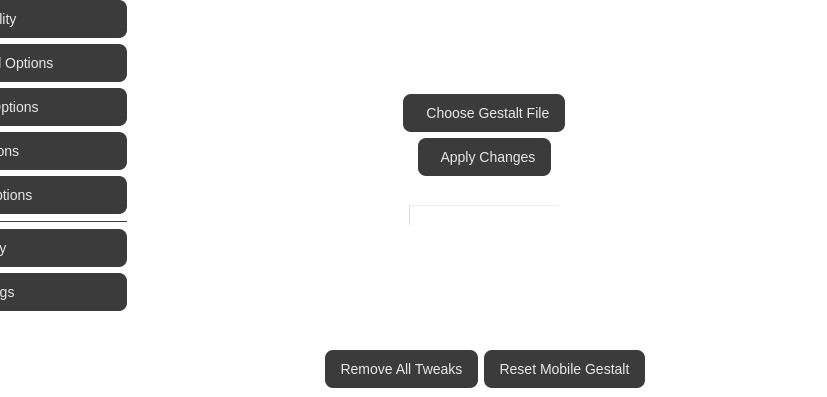
Above: qt/mainwindow.ui from leminlimez/Nugget before the change; both pictures show x 173 to 1000 and y 203 to 600 of the 1000 by 600 pixel window. Below: the same form after it.
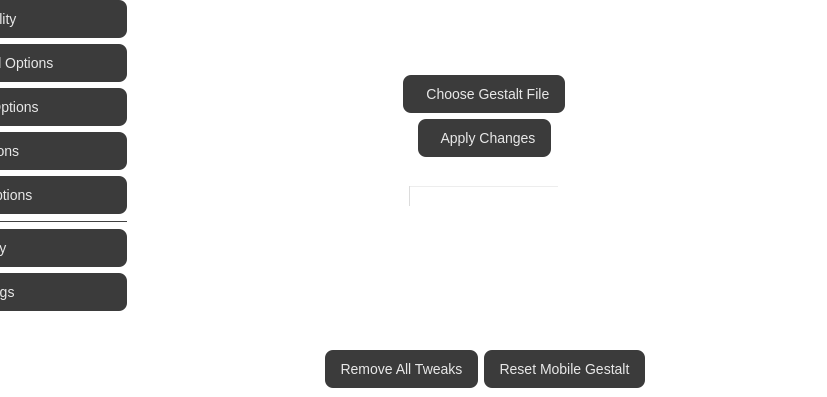
That is the form after the change. The open tabs and pages were chosen to show the change. Icons and pictures are not drawn.

Commit message: show skip setup is on warning

What changed in the file:
```diff
--- a/qt/mainwindow.ui
+++ b/qt/mainwindow.ui
@@ -4594,6 +4594,23 @@
                    </property>
                   </widget>
                  </item>
+                 <item>
+                  <widget class="QLabel" name="skipSetupOnLbl">
+                   <property name="font">
+                    <font>
+                     <pointsize>-1</pointsize>
+                     <bold>false</bold>
+                    </font>
+                   </property>
+                   <property name="text">
+                    <string>Note: Skip Setup is currently turned on.
+It can be turned off in the Settings tab.</string>
+                   </property>
+                   <property name="alignment">
+                    <set>Qt::AlignCenter</set>
+                   </property>
+                  </widget>
+                 </item>
                  <item>
                   <spacer name="verticalSpacer_2">
                    <property name="orientation">
```
Left out of the diff: 10 changed lines with no effect on the pictures. The commit also changes 3 other files.
